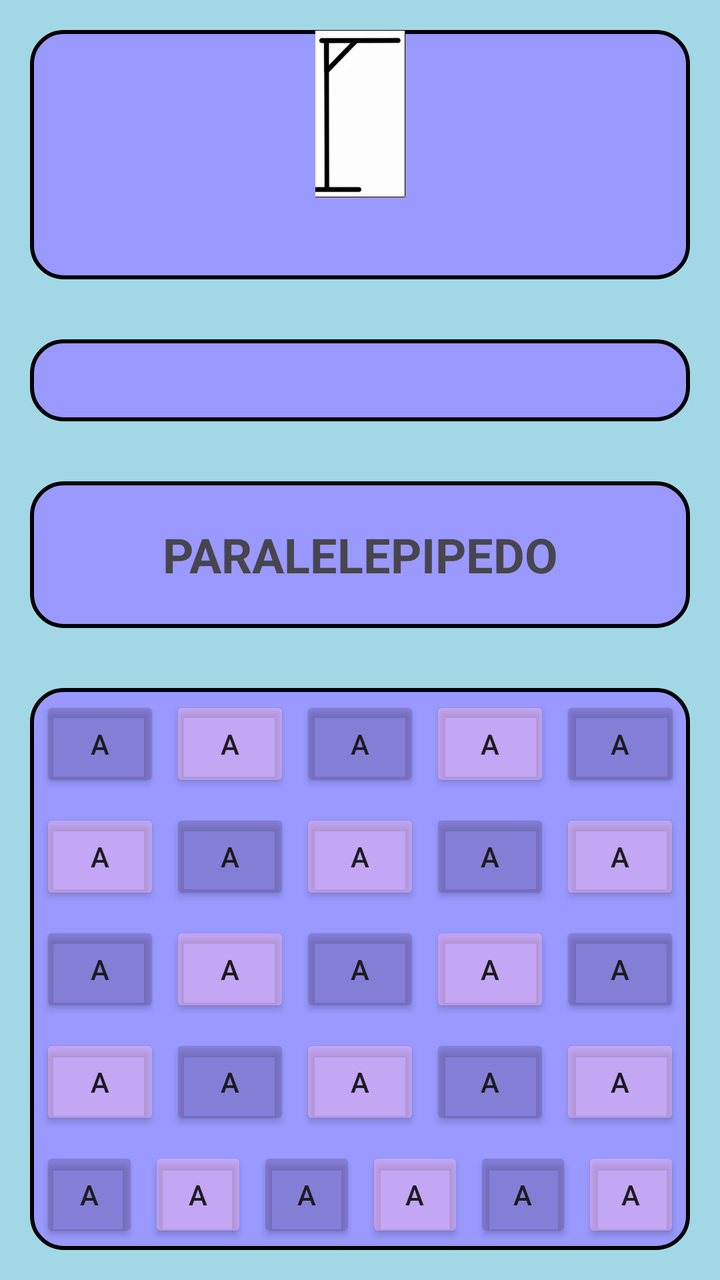
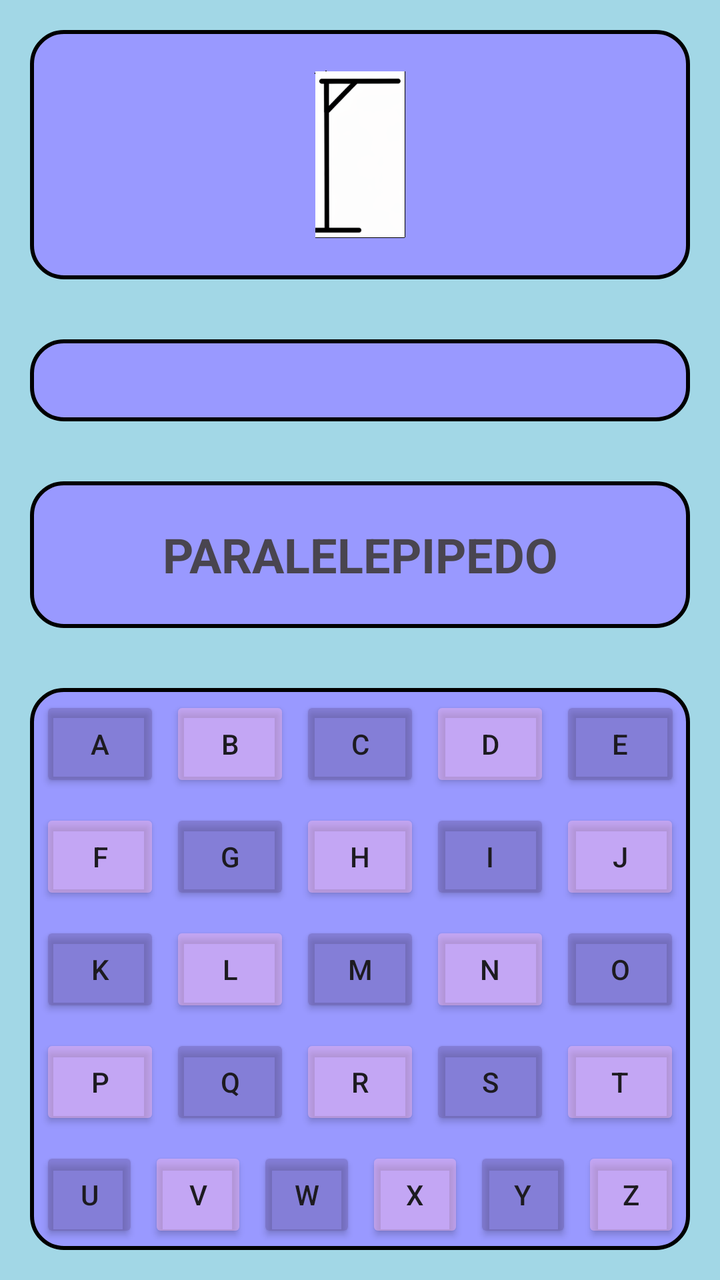

Two renders of the same Android screen: before a commit and after it. Below are the layout's source before the change and the commit's diff.
<!-- AndroidManifest.xml: application theme Theme.Enforcando -->
<!-- res/layout/activity_tela_jogo.xml -->
<?xml version="1.0" encoding="utf-8"?>
<LinearLayout xmlns:android="http://schemas.android.com/apk/res/android"
    xmlns:app="http://schemas.android.com/apk/res-auto"
    xmlns:tools="http://schemas.android.com/tools"
    android:id="@+id/id08"
    android:layout_width="match_parent"
    android:layout_height="match_parent"
    android:background="#A2D7E6"
    android:orientation="vertical"
    tools:context=".TelaJogo">

    <LinearLayout
        android:layout_width="match_parent"
        android:layout_height="wrap_content"
        android:layout_margin="15dp"
        android:layout_weight="0.25"
        android:background="@drawable/borda"
        android:orientation="vertical"
        android:visibility="visible">

        <ImageView
            android:id="@+id/imageView2"
            android:layout_width="match_parent"
            android:layout_height="wrap_content"
            app:srcCompat="@drawable/forca_0_9" />
    </LinearLayout>

    <LinearLayout
        android:layout_width="match_parent"
        android:layout_height="wrap_content"
        android:layout_margin="15dp"
        android:layout_weight="0.25"
        android:background="@drawable/borda"
        android:orientation="vertical"
        android:visibility="visible">

    </LinearLayout>

    <LinearLayout
        android:layout_width="match_parent"
        android:layout_height="wrap_content"
        android:layout_margin="15dp"
        android:layout_weight="0.25"
        android:background="@drawable/borda"
        android:gravity="center"
        android:orientation="vertical"
        android:visibility="visible">

        <TextView
            android:id="@+id/textView3"
            android:layout_width="wrap_content"
            android:layout_height="wrap_content"
            android:gravity="center"
            android:text="PARALELEPIPEDO"
            android:textSize="24sp"
            android:textStyle="bold" />
    </LinearLayout>

    <LinearLayout
        android:layout_width="match_parent"
        android:layout_height="wrap_content"
        android:layout_margin="15dp"
        android:layout_weight="0.25"
        android:background="@drawable/borda"
        android:orientation="vertical"
        android:visibility="visible">

        <LinearLayout
            android:layout_width="match_parent"
            android:layout_height="match_parent"
            android:layout_weight="0.20"
            android:gravity="center"
            android:orientation="horizontal"
            android:visibility="visible">

            <Button
                android:id="@+id/id01"
                android:layout_width="wrap_content"
                android:layout_height="wrap_content"
                android:layout_marginLeft="5dp"
                android:layout_weight="0.20"
                android:backgroundTint="#6967589D"
                android:text="a"
                android:visibility="visible" />

            <Button
                android:id="@+id/id02"
                android:layout_width="wrap_content"
                android:layout_height="wrap_content"
                android:layout_marginLeft="5dp"
                android:layout_weight="0.20"
                android:backgroundTint="#69FFB8E4"
                android:text="a"
                android:visibility="visible" />

            <Button
                android:id="@+id/id03"
                android:layout_width="wrap_content"
                android:layout_height="wrap_content"
                android:layout_marginLeft="5dp"
                android:layout_weight="0.20"
                android:backgroundTint="#6967589D"
                android:text="a"
                android:visibility="visible" />

            <Button
                android:id="@+id/id04"
                android:layout_width="wrap_content"
                android:layout_height="wrap_content"
                android:layout_marginLeft="5dp"
                android:layout_weight="0.20"
                android:backgroundTint="#69FFB8E4"
                android:text="a"
                android:visibility="visible" />

            <Button
                android:id="@+id/id05"
                android:layout_width="wrap_content"
                android:layout_height="wrap_content"
                android:layout_marginLeft="5dp"
                android:layout_marginRight="5dp"
                android:layout_weight="0.20"
                android:backgroundTint="#6967589D"
                android:text="a"
                android:visibility="visible" />
        </LinearLayout>

        <LinearLayout
            android:layout_width="match_parent"
            android:layout_height="match_parent"
            android:layout_weight="0.20"
            android:gravity="center"
            android:orientation="horizontal"
            android:visibility="visible">

            <Button
                android:id="@+id/id06"
                android:layout_width="wrap_content"
                android:layout_height="wrap_content"
                android:layout_marginLeft="5dp"
                android:layout_weight="1"
                android:backgroundTint="#69FFB8E4"
                android:text="a"
                android:textColorLink="#121D33" />

            <Button
                android:id="@+id/id07"
                android:layout_width="wrap_content"
                android:layout_height="wrap_content"
                android:layout_marginLeft="5dp"
                android:layout_weight="1"
                android:backgroundTint="#6967589D"
                android:text="a"
                android:textColorLink="#121D33" />

            <Button
                android:id="@+id/id08"
                android:layout_width="wrap_content"
                android:layout_height="wrap_content"
                android:layout_marginLeft="5dp"
                android:layout_weight="1"
                android:backgroundTint="#69FFB8E4"
                android:text="a"
                android:textColorLink="#121D33" />

            <Button
                android:id="@+id/id09"
                android:layout_width="wrap_content"
                android:layout_height="wrap_content"
                android:layout_marginLeft="5dp"
                android:layout_weight="1"
                android:backgroundTint="#6967589D"
                android:text="a"
                android:textColorLink="#121D33" />

            <Button
                android:id="@+id/id10"
                android:layout_width="wrap_content"
                android:layout_height="wrap_content"
                android:layout_marginLeft="5dp"
                android:layout_marginRight="5dp"
                android:layout_weight="1"
                android:backgroundTint="#69FFB8E4"
                android:text="a"
                android:textColorLink="#121D33" />
        </LinearLayout>

        <LinearLayout
            android:layout_width="match_parent"
            android:layout_height="match_parent"
            android:layout_weight="0.20"
            android:gravity="center"
            android:orientation="horizontal"
            android:visibility="visible">

            <Button
                android:id="@+id/id11"
                android:layout_width="wrap_content"
                android:layout_height="wrap_content"
                android:layout_marginLeft="5dp"
                android:layout_weight="1"
                android:backgroundTint="#6967589D"
                android:text="a" />

            <Button
                android:id="@+id/id12"
                android:layout_width="wrap_content"
                android:layout_height="wrap_content"
                android:layout_marginLeft="5dp"
                android:layout_weight="1"
                android:backgroundTint="#69FFB8E4"
                android:text="a" />

            <Button
                android:id="@+id/id13"
                android:layout_width="wrap_content"
                android:layout_height="wrap_content"
                android:layout_marginLeft="5dp"
                android:layout_weight="1"
                android:backgroundTint="#6967589D"
                android:text="a" />

            <Button
                android:id="@+id/id14"
                android:layout_width="wrap_content"
                android:layout_height="wrap_content"
                android:layout_marginLeft="5dp"
                android:layout_weight="1"
                android:backgroundTint="#69FFB8E4"
                android:text="a" />

            <Button
                android:id="@+id/id15"
                android:layout_width="wrap_content"
                android:layout_height="wrap_content"
                android:layout_marginLeft="5dp"
                android:layout_marginRight="5dp"
                android:layout_weight="1"
                android:backgroundTint="#6967589D"
                android:text="a" />
        </LinearLayout>

        <LinearLayout
            android:layout_width="match_parent"
            android:layout_height="match_parent"
            android:layout_weight="0.20"
            android:gravity="center"
            android:orientation="horizontal"
            android:visibility="visible">

            <Button
                android:id="@+id/id16"
                android:layout_width="wrap_content"
                android:layout_height="wrap_content"
                android:layout_marginLeft="5dp"
                android:layout_weight="1"
                android:backgroundTint="#69FFB8E4"
                android:text="a" />

            <Button
                android:id="@+id/id17"
                android:layout_width="wrap_content"
                android:layout_height="wrap_content"
                android:layout_marginLeft="5dp"
                android:layout_weight="1"
                android:backgroundTint="#6967589D"
                android:text="a" />

            <Button
                android:id="@+id/id18"
                android:layout_width="wrap_content"
                android:layout_height="wrap_content"
                android:layout_marginLeft="5dp"
                android:layout_weight="1"
                android:backgroundTint="#69FFB8E4"
                android:text="a" />

            <Button
                android:id="@+id/id19"
                android:layout_width="wrap_content"
                android:layout_height="wrap_content"
                android:layout_marginLeft="5dp"
                android:layout_weight="1"
                android:backgroundTint="#6967589D"
                android:text="a" />

            <Button
                android:id="@+id/id20"
                android:layout_width="wrap_content"
                android:layout_height="wrap_content"
                android:layout_marginLeft="5dp"
                android:layout_marginRight="5dp"
                android:layout_weight="1"
                android:backgroundTint="#69FFB8E4"
                android:text="a" />

        </LinearLayout>

        <LinearLayout
            android:layout_width="match_parent"
            android:layout_height="match_parent"
            android:layout_weight="0.20"
            android:gravity="center"
            android:orientation="horizontal"
            android:visibility="visible">

            <Button
                android:id="@+id/id21"
                android:layout_width="wrap_content"
                android:layout_height="wrap_content"
                android:layout_marginLeft="5dp"
                android:layout_weight="1"
                android:backgroundTint="#6967589D"
                android:text="a" />

            <Button
                android:id="@+id/id22"
                android:layout_width="wrap_content"
                android:layout_height="wrap_content"
                android:layout_marginLeft="5dp"
                android:layout_weight="1"
                android:backgroundTint="#69FFB8E4"
                android:text="a" />

            <Button
                android:id="@+id/id23"
                android:layout_width="wrap_content"
                android:layout_height="wrap_content"
                android:layout_marginLeft="5dp"
                android:layout_weight="1"
                android:backgroundTint="#6967589D"
                android:text="a" />

            <Button
                android:id="@+id/id24"
                android:layout_width="wrap_content"
                android:layout_height="wrap_content"
                android:layout_marginLeft="5dp"
                android:layout_weight="1"
                android:backgroundTint="#69FFB8E4"
                android:text="a" />

            <Button
                android:id="@+id/id25"
                android:layout_width="wrap_content"
                android:layout_height="wrap_content"
                android:layout_marginLeft="5dp"
                android:layout_weight="1"
                android:backgroundTint="#6967589D"
                android:text="a" />

            <Button
                android:id="@+id/id26"
                android:layout_width="wrap_content"
                android:layout_height="wrap_content"
                android:layout_marginLeft="5dp"
                android:layout_marginRight="5dp"
                android:layout_weight="1"
                android:backgroundTint="#69FFB8E4"
                android:text="a" />
        </LinearLayout>
    </LinearLayout>

</LinearLayout>
<!-- resources referenced by this layout -->
<resources>
  <!-- drawable borda (drawable) -->
  <?xml version="1.0" encoding="utf-8"?>
  <shape xmlns:android="http://schemas.android.com/apk/res/android">
      
  <solid android:color="#9999FF"/>
      
  <corners android:radius="16dp"/>
      
  <stroke
  android:width="2dp"
  android:color="#000000"/>
      </shape>
  <!-- drawable forca_0_9: png bitmap (drawable-hdpi, 4199 bytes) -->
  <style name="Theme.Enforcando" parent="Base.Theme.Enforcando" />
  <style name="Base.Theme.Enforcando" parent="Theme.Material3.DayNight.NoActionBar">
          
          
      </style>
</resources>

<!-- the commit's change to res/layout/activity_tela_jogo.xml (unified diff, before → after) -->
@@ -15,6 +15,7 @@
         android:layout_margin="15dp"
         android:layout_weight="0.25"
         android:background="@drawable/borda"
+        android:gravity="center"
         android:orientation="vertical"
         android:visibility="visible">
 
@@ -80,7 +81,7 @@
                 android:layout_marginLeft="5dp"
                 android:layout_weight="0.20"
                 android:backgroundTint="#6967589D"
-                android:text="a"
+                android:text="A"
                 android:visibility="visible" />
 
             <Button
@@ -90,7 +91,7 @@
                 android:layout_marginLeft="5dp"
                 android:layout_weight="0.20"
                 android:backgroundTint="#69FFB8E4"
-                android:text="a"
+                android:text="B"
                 android:visibility="visible" />
 
             <Button
@@ -100,7 +101,7 @@
                 android:layout_marginLeft="5dp"
                 android:layout_weight="0.20"
                 android:backgroundTint="#6967589D"
-                android:text="a"
+                android:text="C"
                 android:visibility="visible" />
 
             <Button
@@ -110,7 +111,7 @@
                 android:layout_marginLeft="5dp"
                 android:layout_weight="0.20"
                 android:backgroundTint="#69FFB8E4"
-                android:text="a"
+                android:text="D"
                 android:visibility="visible" />
 
             <Button
@@ -121,7 +122,7 @@
                 android:layout_marginRight="5dp"
                 android:layout_weight="0.20"
                 android:backgroundTint="#6967589D"
-                android:text="a"
+                android:text="E"
                 android:visibility="visible" />
         </LinearLayout>
 
@@ -140,7 +141,7 @@
                 android:layout_marginLeft="5dp"
                 android:layout_weight="1"
                 android:backgroundTint="#69FFB8E4"
-                android:text="a"
+                android:text="F"
                 android:textColorLink="#121D33" />
 
             <Button
@@ -150,7 +151,7 @@
                 android:layout_marginLeft="5dp"
                 android:layout_weight="1"
                 android:backgroundTint="#6967589D"
-                android:text="a"
+                android:text="G"
                 android:textColorLink="#121D33" />
 
             <Button
@@ -160,7 +161,7 @@
                 android:layout_marginLeft="5dp"
                 android:layout_weight="1"
                 android:backgroundTint="#69FFB8E4"
-                android:text="a"
+                android:text="H"
                 android:textColorLink="#121D33" />
 
             <Button
@@ -170,7 +171,7 @@
                 android:layout_marginLeft="5dp"
                 android:layout_weight="1"
                 android:backgroundTint="#6967589D"
-                android:text="a"
+                android:text="I"
                 android:textColorLink="#121D33" />
 
             <Button
@@ -181,7 +182,7 @@
                 android:layout_marginRight="5dp"
                 android:layout_weight="1"
                 android:backgroundTint="#69FFB8E4"
-                android:text="a"
+                android:text="J"
                 android:textColorLink="#121D33" />
         </LinearLayout>
 
@@ -200,7 +201,7 @@
                 android:layout_marginLeft="5dp"
                 android:layout_weight="1"
                 android:backgroundTint="#6967589D"
-                android:text="a" />
+                android:text="K" />
 
             <Button
                 android:id="@+id/id12"
@@ -209,7 +210,7 @@
                 android:layout_marginLeft="5dp"
                 android:layout_weight="1"
                 android:backgroundTint="#69FFB8E4"
-                android:text="a" />
+                android:text="L" />
 
             <Button
                 android:id="@+id/id13"
@@ -218,7 +219,7 @@
                 android:layout_marginLeft="5dp"
                 android:layout_weight="1"
                 android:backgroundTint="#6967589D"
-                android:text="a" />
+                android:text="M" />
 
             <Button
                 android:id="@+id/id14"
@@ -227,7 +228,7 @@
                 android:layout_marginLeft="5dp"
                 android:layout_weight="1"
                 android:backgroundTint="#69FFB8E4"
-                android:text="a" />
+                android:text="N" />
 
             <Button
                 android:id="@+id/id15"
@@ -237,7 +238,7 @@
                 android:layout_marginRight="5dp"
                 android:layout_weight="1"
                 android:backgroundTint="#6967589D"
-                android:text="a" />
+                android:text="O" />
         </LinearLayout>
 
         <LinearLayout
@@ -255,7 +256,7 @@
                 android:layout_marginLeft="5dp"
                 android:layout_weight="1"
                 android:backgroundTint="#69FFB8E4"
-                android:text="a" />
+                android:text="P" />
 
             <Button
                 android:id="@+id/id17"
@@ -264,7 +265,7 @@
                 android:layout_marginLeft="5dp"
                 android:layout_weight="1"
                 android:backgroundTint="#6967589D"
-                android:text="a" />
+                android:text="Q" />
 
             <Button
                 android:id="@+id/id18"
@@ -273,7 +274,7 @@
                 android:layout_marginLeft="5dp"
                 android:layout_weight="1"
                 android:backgroundTint="#69FFB8E4"
-                android:text="a" />
+                android:text="R" />
 
             <Button
                 android:id="@+id/id19"
@@ -282,7 +283,7 @@
                 android:layout_marginLeft="5dp"
                 android:layout_weight="1"
                 android:backgroundTint="#6967589D"
-                android:text="a" />
+                android:text="S" />
 
             <Button
                 android:id="@+id/id20"
@@ -292,7 +293,7 @@
                 android:layout_marginRight="5dp"
                 android:layout_weight="1"
                 android:backgroundTint="#69FFB8E4"
-                android:text="a" />
+                android:text="T" />
 
         </LinearLayout>
 
@@ -311,7 +312,7 @@
                 android:layout_marginLeft="5dp"
                 android:layout_weight="1"
                 android:backgroundTint="#6967589D"
-                android:text="a" />
+                android:text="U" />
 
             <Button
                 android:id="@+id/id22"
@@ -320,7 +321,7 @@
                 android:layout_marginLeft="5dp"
                 android:layout_weight="1"
                 android:backgroundTint="#69FFB8E4"
-                android:text="a" />
+                android:text="V" />
 
             <Button
                 android:id="@+id/id23"
@@ -329,7 +330,7 @@
                 android:layout_marginLeft="5dp"
                 android:layout_weight="1"
                 android:backgroundTint="#6967589D"
-                android:text="a" />
+                android:text="W" />
 
             <Button
                 android:id="@+id/id24"
@@ -338,7 +339,7 @@
                 android:layout_marginLeft="5dp"
                 android:layout_weight="1"
                 android:backgroundTint="#69FFB8E4"
-                android:text="a" />
+                android:text="X" />
 
             <Button
                 android:id="@+id/id25"
@@ -347,7 +348,7 @@
                 android:layout_marginLeft="5dp"
                 android:layout_weight="1"
                 android:backgroundTint="#6967589D"
-                android:text="a" />
+                android:text="Y" />
 
             <Button
                 android:id="@+id/id26"
@@ -357,7 +358,7 @@
                 android:layout_marginRight="5dp"
                 android:layout_weight="1"
                 android:backgroundTint="#69FFB8E4"
-                android:text="a" />
+                android:text="Z" />
         </LinearLayout>
     </LinearLayout>
 
